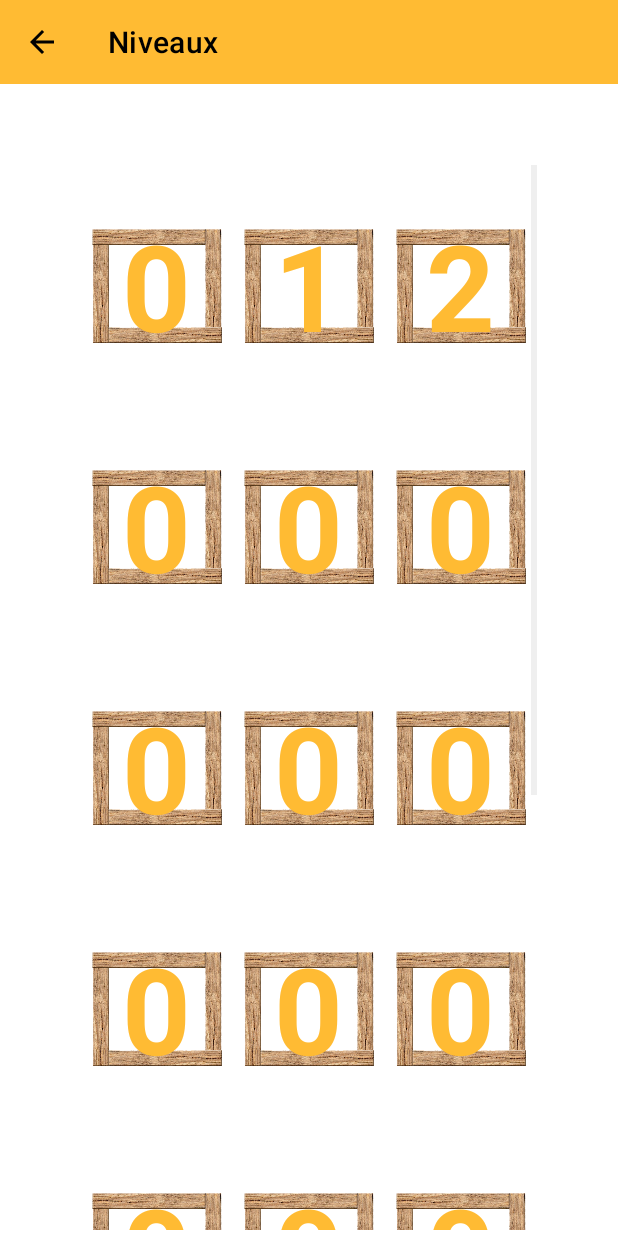
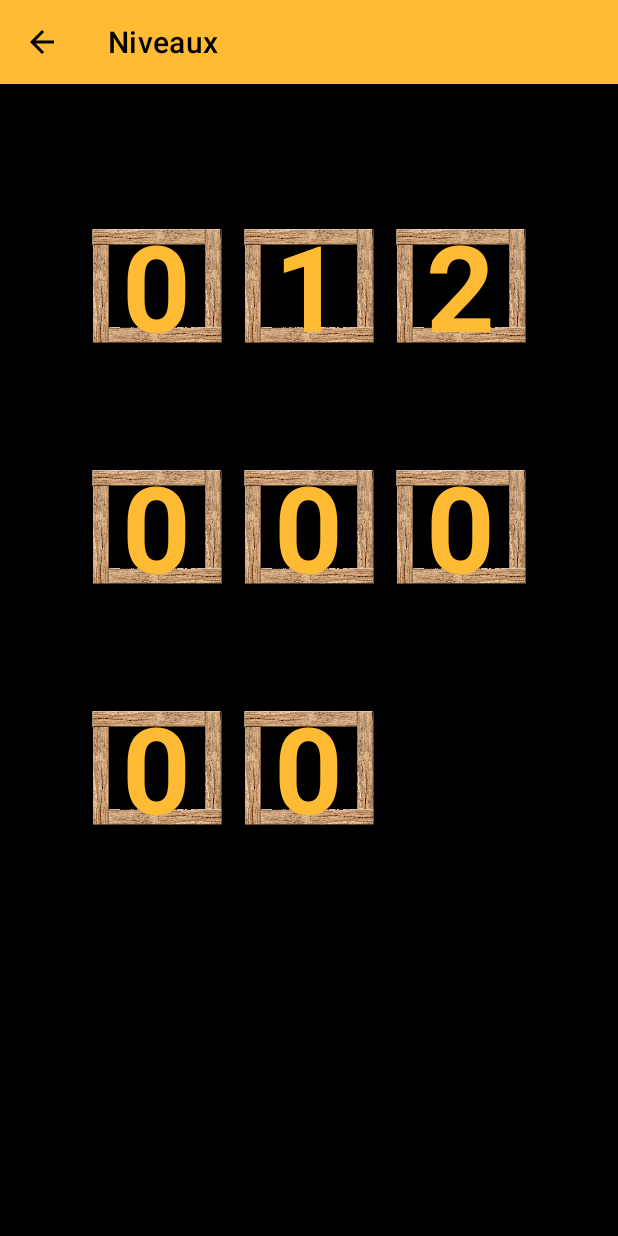
Before and after one commit to ArthurMalie/MiniJeu, an Android app: the LevelSelectActivity screen opened directly, with no data from a screen before it, on a phone screen of 412 x 824 dp. Run offline under Robolectric (Android 15) with nearby library versions, the phone set to English and light mode, and no system bars.

Commit message:
lumière !

```diff
--- a/app/src/main/java/fr/difs/minijeu/GameActivity.java
+++ b/app/src/main/java/fr/difs/minijeu/GameActivity.java
@@ -51,9 +51,11 @@ public class GameActivity extends AppCompatActivity implements View.OnClickListe
         int uiOptions = View.SYSTEM_UI_FLAG_HIDE_NAVIGATION | View.SYSTEM_UI_FLAG_IMMERSIVE;
         decorView.setSystemUiVisibility(uiOptions);
 
+        sensorManager = (SensorManager) getSystemService(SENSOR_SERVICE);
         // Accelerometer
-        sensorManager = (SensorManager) getSystemService(SENSOR_SERVICE);
         sensorManager.registerListener(this, sensorManager.getDefaultSensor(Sensor.TYPE_ACCELEROMETER), SensorManager.SENSOR_DELAY_NORMAL);
+        // Light sensor
+        sensorManager.registerListener(this, sensorManager.getDefaultSensor(Sensor.TYPE_LIGHT), SensorManager.SENSOR_DELAY_NORMAL);
 
         // Récupération du niveau à charger mapLevel
         mapLevel = getIntent().getIntExtra("LEVEL", 1);
@@ -172,6 +174,9 @@ public class GameActivity extends AppCompatActivity implements View.OnClickListe
         if (event.sensor.getType() == Sensor.TYPE_ACCELEROMETER) {
             gameView.move(event.values[0], event.values[1]);
         }
+        if (event.sensor.getType() == Sensor.TYPE_LIGHT) {
+            gameView.setLight(event.values[0]);
+        }
     }
 
     @Override
@@ -190,8 +195,8 @@ public class GameActivity extends AppCompatActivity implements View.OnClickListe
 //                gameView.pause();
 //        }
 
-        switch(v.getId()) {
-            case R.id.btnPause :
+        switch (v.getId()) {
+            case R.id.btnPause:
                 if (paused) {
                     gameView.resume();
                     paused = false;
--- a/app/src/main/java/fr/difs/minijeu/GameView.java
+++ b/app/src/main/java/fr/difs/minijeu/GameView.java
@@ -30,7 +30,7 @@ import fr.difs.minijeu.mapping.entities.WinBonus;
 public class GameView extends SurfaceView implements SurfaceHolder.Callback {
 
     // Mode debug : invincibilité des bords + croix de précision pour l'accelérometre + affichage de la fréquence de rafraichissement du jeu
-    private final boolean ACCELEROMETER_DEBUG_MODE = false;
+    private final boolean ACCELEROMETER_DEBUG_MODE = true;
     // Vitesse du joueur (multiplicateur)
     private final double SPEED = 4;
 
@@ -44,6 +44,8 @@ public class GameView extends SurfaceView implements SurfaceHolder.Callback {
     // Vitesse actuelle du joueur
     private double xSpeed;
     private double ySpeed;
+    // Luminosité
+    private double light;
     // Score actuel du joueur
     private double score;
     // Dimensions de l'écran
@@ -171,6 +173,10 @@ public class GameView extends SurfaceView implements SurfaceHolder.Callback {
             end(false);
         }
 
+    }
+
+    public void setLight(double light) {
+        this.light = light;
     }
 
     public void move(double x, double y) {
@@ -342,7 +348,7 @@ public class GameView extends SurfaceView implements SurfaceHolder.Callback {
             if (ACCELEROMETER_DEBUG_MODE) {
                 paint.setTextSize(15);
                 paint.setColor(Color.GREEN);
-                canvas.drawText("x : " + xSpeed, 3 * (screenWidth / 4), 100, paint);
+                canvas.drawText("light : " + light, 3 * (screenWidth / 4), 100, paint);
                 canvas.drawText("y : " + ySpeed, 3 * (screenWidth / 4), 125, paint);
                 canvas.drawCircle(screenWidth / 2, screenHeight / 2, 2, paint);
                 canvas.drawLine(
--- a/app/src/main/res/layout/activity_level_select.xml
+++ b/app/src/main/res/layout/activity_level_select.xml
@@ -1,13 +1,13 @@
 <?xml version="1.0" encoding="utf-8"?>
-<LinearLayout
-    xmlns:android="http://schemas.android.com/apk/res/android"
+<LinearLayout xmlns:android="http://schemas.android.com/apk/res/android"
     xmlns:app="http://schemas.android.com/apk/res-auto"
     xmlns:tools="http://schemas.android.com/tools"
     android:layout_width="match_parent"
-    android:layout_height="wrap_content"
-    tools:context=".LevelSelectActivity"
+    android:layout_height="match_parent"
+    android:background="#000000"
     android:orientation="vertical"
-    android:theme="@style/Theme.MiniJeu">
+    android:theme="@style/Theme.MiniJeu"
+    tools:context=".LevelSelectActivity">
 
         <androidx.appcompat.widget.Toolbar
             android:id="@+id/levelSelectToolbar"
--- a/app/src/main/res/xml/maps.xml
+++ b/app/src/main/res/xml/maps.xml
@@ -180,145 +180,145 @@
         <entities>
         </entities>
     </map>
-    <map level="0" spawnX="10" spawnY="15" playerSize="1.8">
-        <walls>
-            <wall left="0" top="0" right="20" bottom="0.01"/>
-            <wall left="0" top="0" right="0.01" bottom="32"/>
-            <wall left="0" top="31.99" right="20" bottom="32"/>
-            <wall left="19.99" top="0" right="20" bottom="32"/>
-        </walls>
-        <entities>
-        </entities>
-    </map>
-    <map level="0" spawnX="10" spawnY="15" playerSize="1.8">
-        <walls>
-            <wall left="0" top="0" right="20" bottom="0.01"/>
-            <wall left="0" top="0" right="0.01" bottom="32"/>
-            <wall left="0" top="31.99" right="20" bottom="32"/>
-            <wall left="19.99" top="0" right="20" bottom="32"/>
-        </walls>
-        <entities>
-        </entities>
-    </map>
-    <map level="0" spawnX="10" spawnY="15" playerSize="1.8">
-        <walls>
-            <wall left="0" top="0" right="20" bottom="0.01"/>
-            <wall left="0" top="0" right="0.01" bottom="32"/>
-            <wall left="0" top="31.99" right="20" bottom="32"/>
-            <wall left="19.99" top="0" right="20" bottom="32"/>
-        </walls>
-        <entities>
-        </entities>
-    </map>
-    <map level="0" spawnX="10" spawnY="15" playerSize="1.8">
-        <walls>
-            <wall left="0" top="0" right="20" bottom="0.01"/>
-            <wall left="0" top="0" right="0.01" bottom="32"/>
-            <wall left="0" top="31.99" right="20" bottom="32"/>
-            <wall left="19.99" top="0" right="20" bottom="32"/>
-        </walls>
-        <entities>
-        </entities>
-    </map>
-    <map level="0" spawnX="10" spawnY="15" playerSize="1.8">
-        <walls>
-            <wall left="0" top="0" right="20" bottom="0.01"/>
-            <wall left="0" top="0" right="0.01" bottom="32"/>
-            <wall left="0" top="31.99" right="20" bottom="32"/>
-            <wall left="19.99" top="0" right="20" bottom="32"/>
-        </walls>
-        <entities>
-        </entities>
-    </map>
-    <map level="0" spawnX="10" spawnY="15" playerSize="1.8">
-        <walls>
-            <wall left="0" top="0" right="20" bottom="0.01"/>
-            <wall left="0" top="0" right="0.01" bottom="32"/>
-            <wall left="0" top="31.99" right="20" bottom="32"/>
-            <wall left="19.99" top="0" right="20" bottom="32"/>
-        </walls>
-        <entities>
-        </entities>
-    </map>
-    <map level="0" spawnX="10" spawnY="15" playerSize="1.8">
-        <walls>
-            <wall left="0" top="0" right="20" bottom="0.01"/>
-            <wall left="0" top="0" right="0.01" bottom="32"/>
-            <wall left="0" top="31.99" right="20" bottom="32"/>
-            <wall left="19.99" top="0" right="20" bottom="32"/>
-        </walls>
-        <entities>
-        </entities>
-    </map>
-    <map level="0" spawnX="10" spawnY="15" playerSize="1.8">
-        <walls>
-            <wall left="0" top="0" right="20" bottom="0.01"/>
-            <wall left="0" top="0" right="0.01" bottom="32"/>
-            <wall left="0" top="31.99" right="20" bottom="32"/>
-            <wall left="19.99" top="0" right="20" bottom="32"/>
-        </walls>
-        <entities>
-        </entities>
-    </map>
-    <map level="0" spawnX="10" spawnY="15" playerSize="1.8">
-        <walls>
-            <wall left="0" top="0" right="20" bottom="0.01"/>
-            <wall left="0" top="0" right="0.01" bottom="32"/>
-            <wall left="0" top="31.99" right="20" bottom="32"/>
-            <wall left="19.99" top="0" right="20" bottom="32"/>
-        </walls>
-        <entities>
-        </entities>
-    </map>
-    <map level="0" spawnX="10" spawnY="15" playerSize="1.8">
-        <walls>
-            <wall left="0" top="0" right="20" bottom="0.01"/>
-            <wall left="0" top="0" right="0.01" bottom="32"/>
-            <wall left="0" top="31.99" right="20" bottom="32"/>
-            <wall left="19.99" top="0" right="20" bottom="32"/>
-        </walls>
-        <entities>
-        </entities>
-    </map>
-    <map level="0" spawnX="10" spawnY="15" playerSize="1.8">
-        <walls>
-            <wall left="0" top="0" right="20" bottom="0.01"/>
-            <wall left="0" top="0" right="0.01" bottom="32"/>
-            <wall left="0" top="31.99" right="20" bottom="32"/>
-            <wall left="19.99" top="0" right="20" bottom="32"/>
-        </walls>
-        <entities>
-        </entities>
-    </map>
-    <map level="0" spawnX="10" spawnY="15" playerSize="1.8">
-        <walls>
-            <wall left="0" top="0" right="20" bottom="0.01"/>
-            <wall left="0" top="0" right="0.01" bottom="32"/>
-            <wall left="0" top="31.99" right="20" bottom="32"/>
-            <wall left="19.99" top="0" right="20" bottom="32"/>
-        </walls>
-        <entities>
-        </entities>
-    </map>
-    <map level="0" spawnX="10" spawnY="15" playerSize="1.8">
-        <walls>
-            <wall left="0" top="0" right="20" bottom="0.01"/>
-            <wall left="0" top="0" right="0.01" bottom="32"/>
-            <wall left="0" top="31.99" right="20" bottom="32"/>
-            <wall left="19.99" top="0" right="20" bottom="32"/>
-        </walls>
-        <entities>
-        </entities>
-    </map>
-    <map level="0" spawnX="10" spawnY="15" playerSize="1.8">
-        <walls>
-            <wall left="0" top="0" right="20" bottom="0.01"/>
-            <wall left="0" top="0" right="0.01" bottom="32"/>
-            <wall left="0" top="31.99" right="20" bottom="32"/>
-            <wall left="19.99" top="0" right="20" bottom="32"/>
-        </walls>
-        <entities>
-        </entities>
-    </map>
+<!--    <map level="0" spawnX="10" spawnY="15" playerSize="1.8">-->
+<!--        <walls>-->
+<!--            <wall left="0" top="0" right="20" bottom="0.01"/>-->
+<!--            <wall left="0" top="0" right="0.01" bottom="32"/>-->
+<!--            <wall left="0" top="31.99" right="20" bottom="32"/>-->
+<!--            <wall left="19.99" top="0" right="20" bottom="32"/>-->
+<!--        </walls>-->
+<!--        <entities>-->
+<!--        </entities>-->
+<!--    </map>-->
+<!--    <map level="0" spawnX="10" spawnY="15" playerSize="1.8">-->
+<!--        <walls>-->
+<!--            <wall left="0" top="0" right="20" bottom="0.01"/>-->
+<!--            <wall left="0" top="0" right="0.01" bottom="32"/>-->
+<!--            <wall left="0" top="31.99" right="20" bottom="32"/>-->
+<!--            <wall left="19.99" top="0" right="20" bottom="32"/>-->
+<!--        </walls>-->
+<!--        <entities>-->
+<!--        </entities>-->
+<!--    </map>-->
+<!--    <map level="0" spawnX="10" spawnY="15" playerSize="1.8">-->
+<!--        <walls>-->
+<!--            <wall left="0" top="0" right="20" bottom="0.01"/>-->
+<!--            <wall left="0" top="0" right="0.01" bottom="32"/>-->
+<!--            <wall left="0" top="31.99" right="20" bottom="32"/>-->
+<!--            <wall left="19.99" top="0" right="20" bottom="32"/>-->
+<!--        </walls>-->
+<!--        <entities>-->
+<!--        </entities>-->
+<!--    </map>-->
+<!--    <map level="0" spawnX="10" spawnY="15" playerSize="1.8">-->
+<!--        <walls>-->
+<!--            <wall left="0" top="0" right="20" bottom="0.01"/>-->
+<!--            <wall left="0" top="0" right="0.01" bottom="32"/>-->
+<!--            <wall left="0" top="31.99" right="20" bottom="32"/>-->
+<!--            <wall left="19.99" top="0" right="20" bottom="32"/>-->
+<!--        </walls>-->
+<!--        <entities>-->
+<!--        </entities>-->
+<!--    </map>-->
+<!--    <map level="0" spawnX="10" spawnY="15" playerSize="1.8">-->
+<!--        <walls>-->
+<!--            <wall left="0" top="0" right="20" bottom="0.01"/>-->
+<!--            <wall left="0" top="0" right="0.01" bottom="32"/>-->
+<!--            <wall left="0" top="31.99" right="20" bottom="32"/>-->
+<!--            <wall left="19.99" top="0" right="20" bottom="32"/>-->
+<!--        </walls>-->
+<!--        <entities>-->
+<!--        </entities>-->
+<!--    </map>-->
+<!--    <map level="0" spawnX="10" spawnY="15" playerSize="1.8">-->
+<!--        <walls>-->
+<!--            <wall left="0" top="0" right="20" bottom="0.01"/>-->
+<!--            <wall left="0" top="0" right="0.01" bottom="32"/>-->
+<!--            <wall left="0" top="31.99" right="20" bottom="32"/>-->
+<!--            <wall left="19.99" top="0" right="20" bottom="32"/>-->
+<!--        </walls>-->
+<!--        <entities>-->
+<!--        </entities>-->
+<!--    </map>-->
+<!--    <map level="0" spawnX="10" spawnY="15" playerSize="1.8">-->
+<!--        <walls>-->
+<!--            <wall left="0" top="0" right="20" bottom="0.01"/>-->
+<!--            <wall left="0" top="0" right="0.01" bottom="32"/>-->
+<!--            <wall left="0" top="31.99" right="20" bottom="32"/>-->
+<!--            <wall left="19.99" top="0" right="20" bottom="32"/>-->
+<!--        </walls>-->
+<!--        <entities>-->
+<!--        </entities>-->
+<!--    </map>-->
+<!--    <map level="0" spawnX="10" spawnY="15" playerSize="1.8">-->
+<!--        <walls>-->
+<!--            <wall left="0" top="0" right="20" bottom="0.01"/>-->
+<!--            <wall left="0" top="0" right="0.01" bottom="32"/>-->
+<!--            <wall left="0" top="31.99" right="20" bottom="32"/>-->
+<!--            <wall left="19.99" top="0" right="20" bottom="32"/>-->
+<!--        </walls>-->
+<!--        <entities>-->
+<!--        </entities>-->
+<!--    </map>-->
+<!--    <map level="0" spawnX="10" spawnY="15" playerSize="1.8">-->
+<!--        <walls>-->
+<!--            <wall left="0" top="0" right="20" bottom="0.01"/>-->
+<!--            <wall left="0" top="0" right="0.01" bottom="32"/>-->
+<!--            <wall left="0" top="31.99" right="20" bottom="32"/>-->
+<!--            <wall left="19.99" top="0" right="20" bottom="32"/>-->
+<!--        </walls>-->
+<!--        <entities>-->
+<!--        </entities>-->
+<!--    </map>-->
+<!--    <map level="0" spawnX="10" spawnY="15" playerSize="1.8">-->
+<!--        <walls>-->
+<!--            <wall left="0" top="0" right="20" bottom="0.01"/>-->
+<!--            <wall left="0" top="0" right="0.01" bottom="32"/>-->
+<!--            <wall left="0" top="31.99" right="20" bottom="32"/>-->
+<!--            <wall left="19.99" top="0" right="20" bottom="32"/>-->
+<!--        </walls>-->
+<!--        <entities>-->
+<!--        </entities>-->
+<!--    </map>-->
+<!--    <map level="0" spawnX="10" spawnY="15" playerSize="1.8">-->
+<!--        <walls>-->
+<!--            <wall left="0" top="0" right="20" bottom="0.01"/>-->
+<!--            <wall left="0" top="0" right="0.01" bottom="32"/>-->
+<!--            <wall left="0" top="31.99" right="20" bottom="32"/>-->
+<!--            <wall left="19.99" top="0" right="20" bottom="32"/>-->
+<!--        </walls>-->
+<!--        <entities>-->
+<!--        </entities>-->
+<!--    </map>-->
+<!--    <map level="0" spawnX="10" spawnY="15" playerSize="1.8">-->
+<!--        <walls>-->
+<!--            <wall left="0" top="0" right="20" bottom="0.01"/>-->
+<!--            <wall left="0" top="0" right="0.01" bottom="32"/>-->
+<!--            <wall left="0" top="31.99" right="20" bottom="32"/>-->
+<!--            <wall left="19.99" top="0" right="20" bottom="32"/>-->
+<!--        </walls>-->
+<!--        <entities>-->
+<!--        </entities>-->
+<!--    </map>-->
+<!--    <map level="0" spawnX="10" spawnY="15" playerSize="1.8">-->
+<!--        <walls>-->
+<!--            <wall left="0" top="0" right="20" bottom="0.01"/>-->
+<!--            <wall left="0" top="0" right="0.01" bottom="32"/>-->
+<!--            <wall left="0" top="31.99" right="20" bottom="32"/>-->
+<!--            <wall left="19.99" top="0" right="20" bottom="32"/>-->
+<!--        </walls>-->
+<!--        <entities>-->
+<!--        </entities>-->
+<!--    </map>-->
+<!--    <map level="0" spawnX="10" spawnY="15" playerSize="1.8">-->
+<!--        <walls>-->
+<!--            <wall left="0" top="0" right="20" bottom="0.01"/>-->
+<!--            <wall left="0" top="0" right="0.01" bottom="32"/>-->
+<!--            <wall left="0" top="31.99" right="20" bottom="32"/>-->
+<!--            <wall left="19.99" top="0" right="20" bottom="32"/>-->
+<!--        </walls>-->
+<!--        <entities>-->
+<!--        </entities>-->
+<!--    </map>-->
 
 </maps>
```
